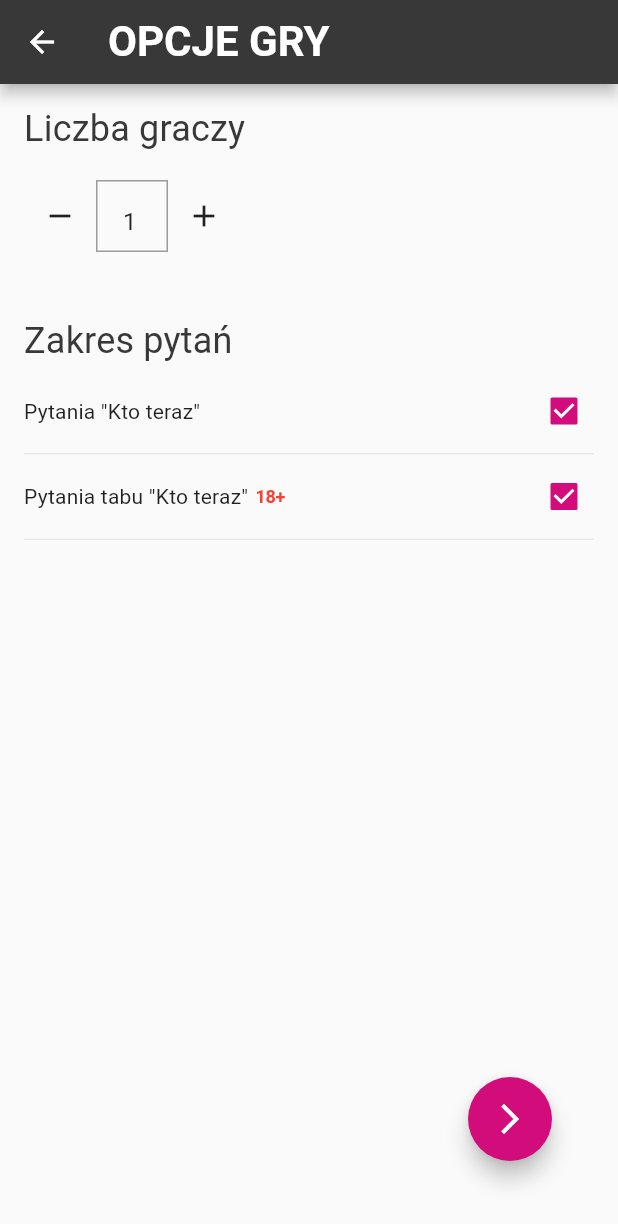
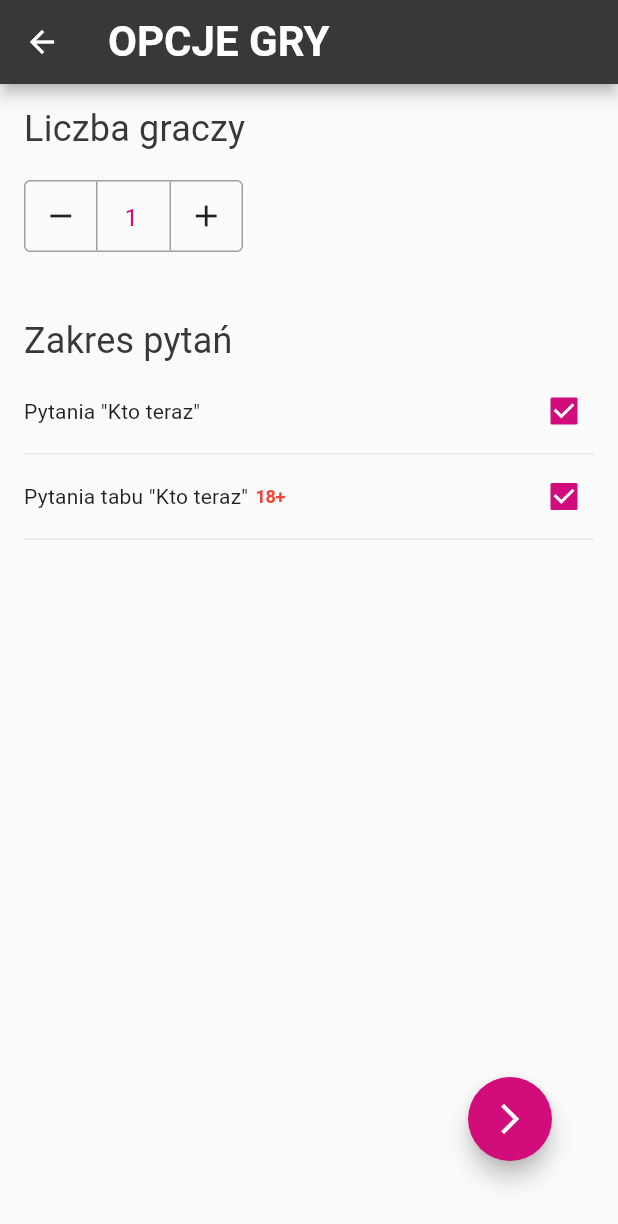
Before and after one commit to VengelStudio/kto-teraz, a Flutter app: the GameOptionsPage screen opened directly, after a tap on the "remove" icon, on a phone screen of 412 x 824 dp. Shown: the top 1224 px of the screen. Run offline on Flutter 3.47's test engine with Material 2 defaults, Android fonts, the phone set to English and light mode, and no system bars; our stand-ins replace flutter_fortune_wheel, flutter_svg, google_fonts; missing offline and left inert: flutter_picker; Roboto replaces fonts that are missing (Oxygen, Signika).

Commit message:
Add rounded picker

```diff
--- a/lib/widgets/number_picker.dart
+++ b/lib/widgets/number_picker.dart
@@ -65,11 +65,18 @@ class _NumberPickerState extends State<NumberPicker> {
     return Container(
       height: 48,
       alignment: Alignment.center,
+      decoration: BoxDecoration(
+          border: Border.all(width: 1, color: Colors.grey),
+          borderRadius: BorderRadius.all(Radius.circular(4))),
       child: Row(
         children: [
           Container(
             width: 48,
             alignment: Alignment.center,
+            decoration: BoxDecoration(
+                border: Border(
+              right: BorderSide(width: 1.0, color: Colors.grey),
+            )),
             child: IconButton(
                 icon: Icon(
                   Icons.remove,
@@ -83,18 +90,21 @@ class _NumberPickerState extends State<NumberPicker> {
             child: TextField(
                 textAlign: TextAlign.center,
                 controller: textFieldController,
+                style: TextStyle(
+                  color: Theme.of(context).primaryColor,
+                ),
                 decoration: InputDecoration(
-                  fillColor: Colors.green,
-                  focusColor: Colors.green,
-                  border: OutlineInputBorder(
-                      borderRadius: BorderRadius.all(Radius.zero)),
-                  focusedBorder: OutlineInputBorder(
-                      borderRadius: BorderRadius.all(Radius.zero)),
+                  border: InputBorder.none,
+                  focusedBorder: InputBorder.none,
                 ),
                 readOnly: true),
           ),
           Container(
             width: 48,
+            decoration: BoxDecoration(
+                border: Border(
+              left: BorderSide(width: 1.0, color: Colors.grey),
+            )),
             child: IconButton(
                 icon: Icon(Icons.add, color: Colors.black87, size: 24),
                 onPressed: _handleAdd),
```
